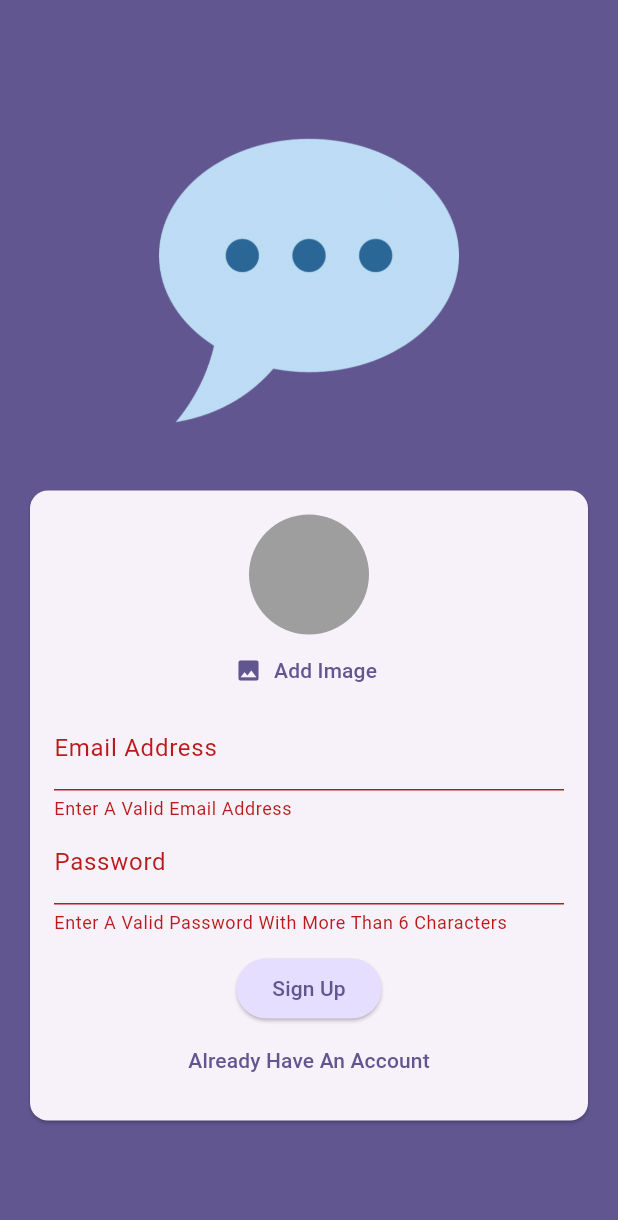
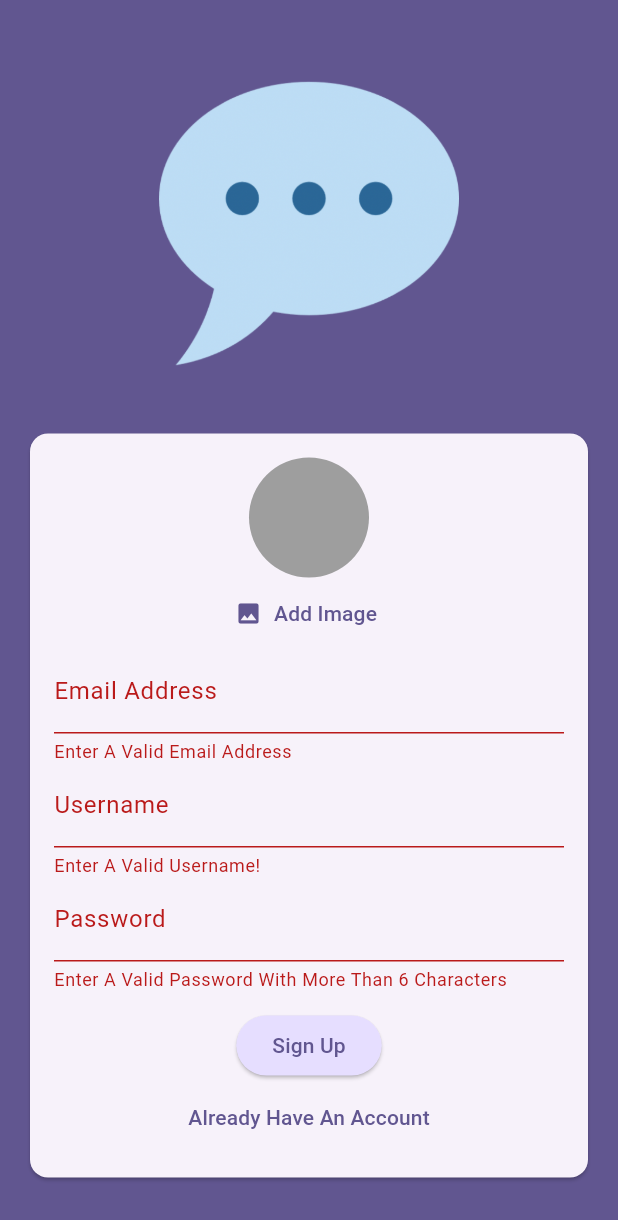
Before and after one commit to anmol420/ChatApp-In-Flutter, a Flutter app: the screen it shows after launch, after a tap on "Log In", after a tap on "Create An Account", after a tap on "Sign Up", on a phone screen of 412 x 824 dp. Shown: the top 1220 px of the screen. Run offline on Flutter 3.47's test engine with Material 3 defaults, Android fonts, the phone set to English and light mode, and no system bars; our stand-ins replace cloud_firestore, firebase_auth, firebase_core, firebase_storage, image_picker; accounts and stored records are empty.

Commit message:
Added Username

```diff
--- a/lib/screens/auth.dart
+++ b/lib/screens/auth.dart
@@ -24,6 +24,7 @@ class _AuthScreenState extends State<AuthScreen> {
   var _isLogin = true;
   var _enteredEmail = '';
   var _enteredPassword = '';
+  var _enteredUsername = '';
   File? _selectedImage;
   var _isAuthenticating = false;
 
@@ -65,7 +66,7 @@ class _AuthScreenState extends State<AuthScreen> {
             .doc(userCredential.user!.uid)
             .set(
           {
-            'username': 'to be done...',
+            'username': _enteredUsername,
             'email': _enteredEmail,
             'image_url': imageUrl,
           },
@@ -141,6 +142,25 @@ class _AuthScreenState extends State<AuthScreen> {
                               _enteredEmail = newValue!;
                             },
                           ),
+                          if (!_isLogin)
+                            TextFormField(
+                              decoration: const InputDecoration(
+                                labelText: 'Username',
+                              ),
+                              enableSuggestions: false,
+                              validator: (value) {
+                                if (value == null ||
+                                    value.isEmpty ||
+                                    value.trim().length < 4) {
+                                  return 'Enter A Valid Username!';
+                                }
+
+                                return null;
+                              },
+                              onSaved: (newValue) {
+                                _enteredUsername = newValue!;
+                              },
+                            ),
                           TextFormField(
                             decoration: const InputDecoration(
                               labelText: 'Password',
```
